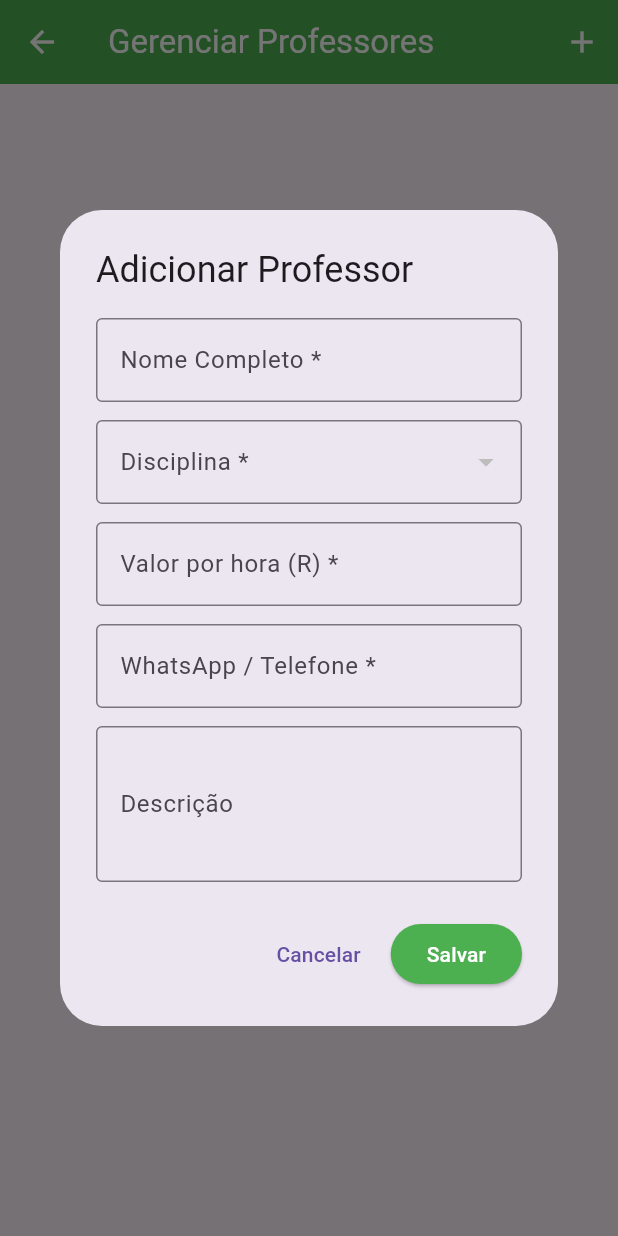
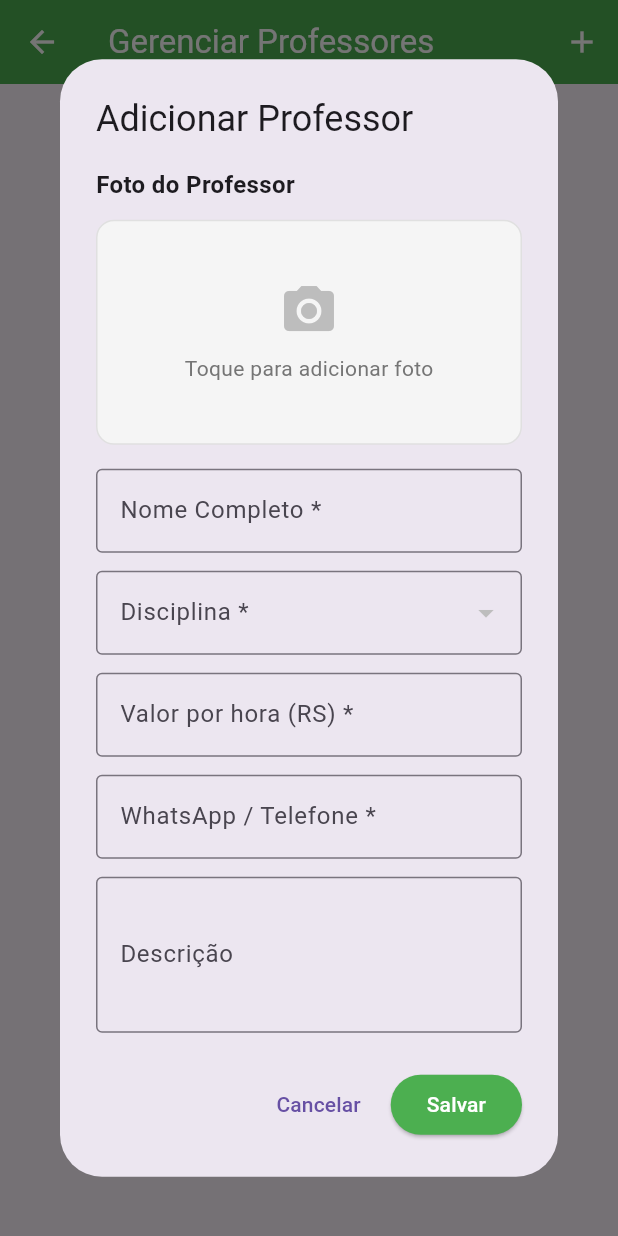
Before and after one commit to VictorDays/reforcoescolar, a Flutter app: the CrudProfessoresScreen screen opened directly, after a tap on "Adicionar Professor", on a phone screen of 412 x 824 dp. Run offline on Flutter 3.47's test engine with Material 3 defaults, Android fonts, the phone set to English and light mode, and no system bars; our stand-ins replace carousel_slider, image_picker, sqflite, sqflite_common_ffi; accounts and stored records are empty.

Commit message:
imagem do professor

```diff
--- a/lib/modelos/professor.dart
+++ b/lib/modelos/professor.dart
@@ -1,4 +1,4 @@
-// lib/models/professor.dart
+// lib/modelos/professor.dart
 class Professor {
   final int? id;
   final String nome;
@@ -6,7 +6,7 @@ class Professor {
   final double valor;
   final String descricao;
   final String contato;
-  final String? foto; // Mantém como String? para permitir null
+  final String? foto;  // caminho da foto ou base64
   final bool ativo;
 
   Professor({
@@ -16,7 +16,7 @@ class Professor {
     required this.valor,
     required this.descricao,
     required this.contato,
-    this.foto, // Pode ser null
+    this.foto,
     this.ativo = true,
   });
 
@@ -27,7 +27,7 @@ class Professor {
     'valor': valor,
     'descricao': descricao,
     'contato': contato,
-    'foto': foto, // Pode ser null, SQLite aceita
+    'foto': foto,
     'ativo': ativo ? 1 : 0,
   };
 
@@ -38,29 +38,7 @@ class Professor {
     valor: map['valor'],
     descricao: map['descricao'],
     contato: map['contato'],
-    foto: map['foto'], // Pode ser null do banco
+    foto: map['foto'],
     ativo: map['ativo'] == 1,
   );
-
-  Professor copyWith({
-    int? id,
-    String? nome,
-    String? disciplina,
-    double? valor,
-    String? descricao,
-    String? contato,
-    String? foto,
-    bool? ativo,
-  }) {
-    return Professor(
-      id: id ?? this.id,
-      nome: nome ?? this.nome,
-      disciplina: disciplina ?? this.disciplina,
-      valor: valor ?? this.valor,
-      descricao: descricao ?? this.descricao,
-      contato: contato ?? this.contato,
-      foto: foto ?? this.foto,
-      ativo: ativo ?? this.ativo,
-    );
-  }
 }
--- /dev/null
+++ b/lib/widgets/image_picker_widget.dart
@@ -0,0 +1,218 @@
+// lib/widgets/image_picker_widget.dart
+import 'dart:io';
+import 'package:flutter/material.dart';
+import 'package:image_picker/image_picker.dart';
+
+class ImagePickerWidget extends StatefulWidget {
+  final String? currentImagePath;
+  final Function(String?) onImageSelected;
+
+  const ImagePickerWidget({
+    super.key,
+    this.currentImagePath,
+    required this.onImageSelected,
+  });
+
+  @override
+  State<ImagePickerWidget> createState() => _ImagePickerWidgetState();
+}
+
+class _ImagePickerWidgetState extends State<ImagePickerWidget> {
+  String? _imagePath;
+  final ImagePicker _picker = ImagePicker();
+
+  @override
+  void initState() {
+    super.initState();
+    _imagePath = widget.currentImagePath;
+  }
+
+  Future<void> _pickImage(ImageSource source) async {
+    try {
+      final XFile? pickedFile = await _picker.pickImage(
+        source: source,
+        maxWidth: 500,
+        maxHeight: 500,
+        imageQuality: 80,
+      );
+
+      if (pickedFile != null) {
+        setState(() {
+          _imagePath = pickedFile.path;
+        });
+        widget.onImageSelected(_imagePath);
+      }
+    } catch (e) {
+      print('Erro ao selecionar imagem: $e');
+    }
+  }
+
+  void _showImageSourceDialog() {
+    showModalBottomSheet(
+      context: context,
+      shape: const RoundedRectangleBorder(
+        borderRadius: BorderRadius.vertical(top: Radius.circular(20)),
+      ),
+      builder: (context) => SafeArea(
+        child: Column(
+          mainAxisSize: MainAxisSize.min,
+          children: [
+            const SizedBox(height: 12),
+            const Text(
+              'Selecionar Foto',
+              style: TextStyle(fontSize: 18, fontWeight: FontWeight.bold),
+            ),
+            const Divider(),
+            ListTile(
+              leading: const Icon(Icons.camera_alt, color: Colors.blue),
+              title: const Text('Tirar Foto'),
+              onTap: () {
+                Navigator.pop(context);
+                _pickImage(ImageSource.camera);
+              },
+            ),
+            ListTile(
+              leading: const Icon(Icons.photo_library, color: Colors.green),
+              title: const Text('Escolher da Galeria'),
+              onTap: () {
+                Navigator.pop(context);
+                _pickImage(ImageSource.gallery);
+              },
+            ),
+            const SizedBox(height: 8),
+          ],
+        ),
+      ),
+    );
+  }
+
+  void _showImagePreview() {
+    if (_imagePath == null) return;
+
+    showDialog(
+      context: context,
+      builder: (context) => Dialog(
+        shape: RoundedRectangleBorder(borderRadius: BorderRadius.circular(20)),
+        child: Column(
+          mainAxisSize: MainAxisSize.min,
+          children: [
+            const Padding(
+              padding: EdgeInsets.all(16),
+              child: Text(
+                'Prévia da Imagem',
+                style: TextStyle(fontSize: 18, fontWeight: FontWeight.bold),
+              ),
+            ),
+            ClipRRect(
+              borderRadius: BorderRadius.circular(12),
+              child: Image.file(
+                File(_imagePath!),
+                height: 300,
+                width: double.infinity,
+                fit: BoxFit.cover,
+              ),
+            ),
+            const SizedBox(height: 16),
+            Row(
+              mainAxisAlignment: MainAxisAlignment.center,
+              children: [
+                TextButton(
+                  onPressed: () => Navigator.pop(context),
+                  child: const Text('Fechar'),
+                ),
+                const SizedBox(width: 16),
+                ElevatedButton(
+                  onPressed: () {
+                    setState(() {
+                      _imagePath = null;
+                      widget.onImageSelected(null);
+                    });
+                    Navigator.pop(context);
+                  },
+                  style: ElevatedButton.styleFrom(
+                    backgroundColor: Colors.red,
+                    foregroundColor: Colors.white,
+                  ),
+                  child: const Text('Remover Foto'),
+                ),
+              ],
+            ),
+            const SizedBox(height: 16),
+          ],
+        ),
+      ),
+    );
+  }
+
+  @override
+  Widget build(BuildContext context) {
+    return Column(
+      crossAxisAlignment: CrossAxisAlignment.start,
+      children: [
+        const Text(
+          'Foto do Professor',
+          style: TextStyle(fontSize: 16, fontWeight: FontWeight.bold),
+        ),
+        const SizedBox(height: 12),
+        GestureDetector(
+          onTap: _showImageSourceDialog,
+          child: Container(
+            width: double.infinity,
+            height: 150,
+            decoration: BoxDecoration(
+              color: Colors.grey.shade100,
+              borderRadius: BorderRadius.circular(12),
+              border: Border.all(color: Colors.grey.shade300),
+            ),
+            child: _imagePath != null
+                ? Stack(
+                    fit: StackFit.expand,
+                    children: [
+                      ClipRRect(
+                        borderRadius: BorderRadius.circular(12),
+                        child: Image.file(
+                          File(_imagePath!),
+                          fit: BoxFit.cover,
+                        ),
+                      ),
+                      Positioned(
+                        top: 8,
+                        right: 8,
+                        child: CircleAvatar(
+                          backgroundColor: Colors.black54,
+                          child: IconButton(
+                            icon: const Icon(Icons.visibility, color: Colors.white, size: 20),
+                            onPressed: _showImagePreview,
+                          ),
+                        ),
+                      ),
+                      Positioned(
+                        bottom: 8,
+                        right: 8,
+                        child: CircleAvatar(
+                          backgroundColor: Colors.black54,
+                          child: IconButton(
+                            icon: const Icon(Icons.edit, color: Colors.white, size: 20),
+                            onPressed: _showImageSourceDialog,
+                          ),
+                        ),
+                      ),
+                    ],
+                  )
+                : Column(
+                    mainAxisAlignment: MainAxisAlignment.center,
+                    children: [
+                      Icon(Icons.camera_alt, size: 40, color: Colors.grey.shade400),
+                      const SizedBox(height: 8),
+                      Text(
+                        'Toque para adicionar foto',
+                        style: TextStyle(color: Colors.grey.shade600),
+                      ),
+                    ],
+                  ),
+          ),
+        ),
+      ],
+    );
+  }
+}
--- a/lib/widgets/professor_form.dart
+++ b/lib/widgets/professor_form.dart
@@ -1,7 +1,8 @@
-// lib/widgets/professor_form.dart
+
 import 'package:flutter/material.dart';
 import '../modelos/professor.dart';
 import '../modelos/disciplina.dart';
+import 'image_picker_widget.dart';
 
 class ProfessorForm extends StatefulWidget {
   final Professor? professor;
@@ -25,7 +26,7 @@ class _ProfessorFormState extends State<ProfessorForm> {
   final _contatoController = TextEditingController();
 
   String? _disciplinaSelecionada;
-  String? _foto;
+  String? _fotoPath;
 
   @override
   void initState() {
@@ -36,7 +37,7 @@ class _ProfessorFormState extends State<ProfessorForm> {
       _valorController.text = widget.professor!.valor.toString();
       _descricaoController.text = widget.professor!.descricao;
       _contatoController.text = widget.professor!.contato;
-      _foto = widget.professor!.foto;
+      _fotoPath = widget.professor!.foto;
     }
   }
 
@@ -61,6 +62,18 @@ class _ProfessorFormState extends State<ProfessorForm> {
           child: Column(
             mainAxisSize: MainAxisSize.min,
             children: [
+              // Seletor de foto
+              ImagePickerWidget(
+                currentImagePath: _fotoPath,
+                onImageSelected: (path) {
+                  setState(() {
+                    _fotoPath = path;
+                  });
+                },
+              ),
+              const SizedBox(height: 16),
+
+              // Nome
               TextFormField(
                 controller: _nomeController,
                 decoration: const InputDecoration(
@@ -75,6 +88,8 @@ class _ProfessorFormState extends State<ProfessorForm> {
                 },
               ),
               const SizedBox(height: 12),
+
+              // Disciplina
               DropdownButtonFormField<String>(
                 value: _disciplinaSelecionada,
                 decoration: const InputDecoration(
@@ -100,11 +115,13 @@ class _ProfessorFormState extends State<ProfessorForm> {
                 },
               ),
               const SizedBox(height: 12),
+
+              // Valor
               TextFormField(
                 controller: _valorController,
                 keyboardType: TextInputType.number,
                 decoration: const InputDecoration(
-                  labelText: 'Valor por hora (R) *',
+                  labelText: 'Valor por hora (RS) *',
                   border: OutlineInputBorder(),
                   prefixText: 'R\$ ',
                 ),
@@ -119,6 +136,8 @@ class _ProfessorFormState extends State<ProfessorForm> {
                 },
               ),
               const SizedBox(height: 12),
+
+              // Contato
               TextFormField(
                 controller: _contatoController,
                 keyboardType: TextInputType.phone,
@@ -135,6 +154,8 @@ class _ProfessorFormState extends State<ProfessorForm> {
                 },
               ),
               const SizedBox(height: 12),
+
+              // Descrição
               TextFormField(
                 controller: _descricaoController,
                 maxLines: 3,
@@ -174,7 +195,7 @@ class _ProfessorFormState extends State<ProfessorForm> {
         valor: double.parse(_valorController.text),
         descricao: _descricaoController.text,
         contato: _contatoController.text,
-        foto: _foto,
+        foto: _fotoPath,
         ativo: widget.professor?.ativo ?? true,
       );
       Navigator.pop(context, professor);
--- a/pubspec.yaml
+++ b/pubspec.yaml
@@ -38,6 +38,7 @@ dependencies:
   path: ^1.9.0
   sqflite_common_ffi: ^2.4.0+2
   carousel_slider: ^5.0.0
+  image_picker: ^1.1.2
 
 dev_dependencies:
   flutter_test:
```
Also changed, not shown: lib/widgets/professor_card.dart (+43 -21 lines), pubspec.lock, 6 other files.
